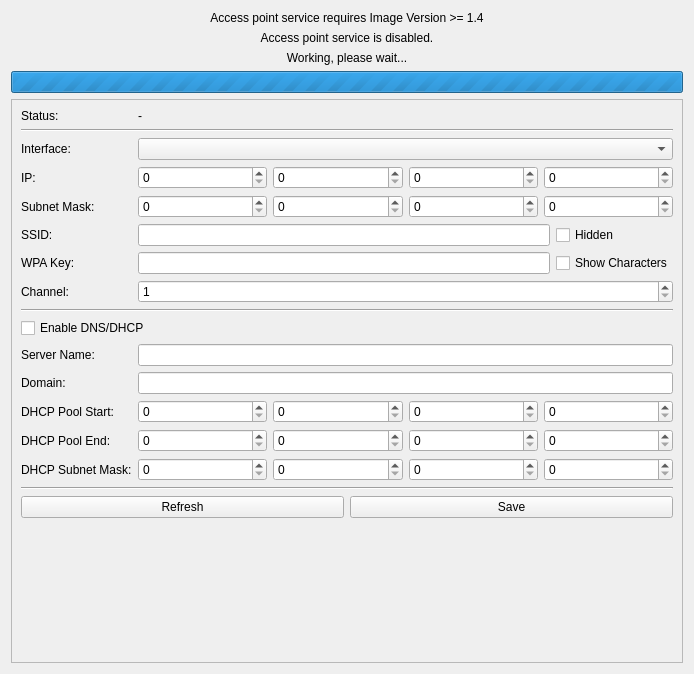
Tinkerforge/brickv, file src/brickv/plugin_system/plugins/red/ui/red_tab_settings_ap.ui: the form before one commit.
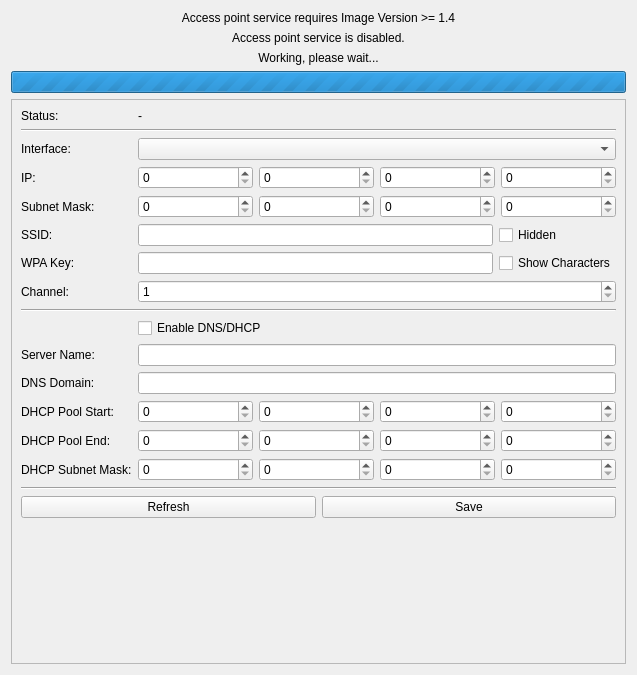
The form after the commit.

Commit message:
red-brick: Centralize AP settings UI state handling
Hide all config UI elements if no interface is available.

```diff
--- a/src/brickv/plugin_system/plugins/red/ui/red_tab_settings_ap.ui
+++ b/src/brickv/plugin_system/plugins/red/ui/red_tab_settings_ap.ui
@@ -6,8 +6,8 @@
    <rect>
     <x>0</x>
     <y>0</y>
-    <width>694</width>
-    <height>674</height>
+    <width>637</width>
+    <height>675</height>
    </rect>
   </property>
   <property name="windowTitle">
@@ -34,8 +34,8 @@
        <rect>
         <x>0</x>
         <y>0</y>
-        <width>674</width>
-        <height>554</height>
+        <width>617</width>
+        <height>555</height>
        </rect>
       </property>
       <layout class="QGridLayout" name="gridLayout_3">
@@ -297,7 +297,7 @@
          </property>
         </widget>
        </item>
-       <item row="9" column="0" colspan="3">
+       <item row="9" column="1" colspan="2">
         <widget class="QCheckBox" name="chkbox_ap_enable_dns_dhcp">
          <property name="text">
           <string>Enable DNS/DHCP</string>
@@ -324,7 +324,7 @@
        <item row="11" column="0">
         <widget class="QLabel" name="label_ap_domain">
          <property name="text">
-          <string>Domain:</string>
+          <string>DNS Domain:</string>
          </property>
          <property name="buddy">
           <cstring>ledit_ap_domain</cstring>
```
Left out of the diff: 19 changed lines with no effect on the pictures. The commit also changes 1 other file.
